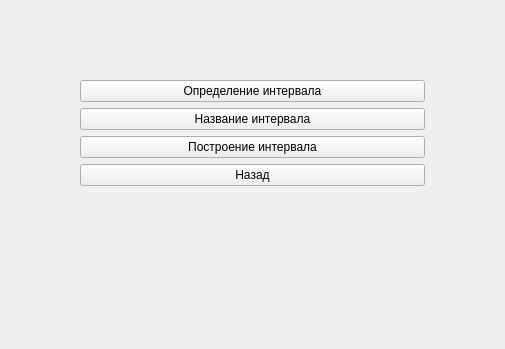
Above: src/gui/blocks/intervalblockwidget.ui from TFed555/music_trainer before the change; both pictures show x 186 to 691 and y 0 to 349 of the 1000 by 700 pixel window. Below: the same form after it.
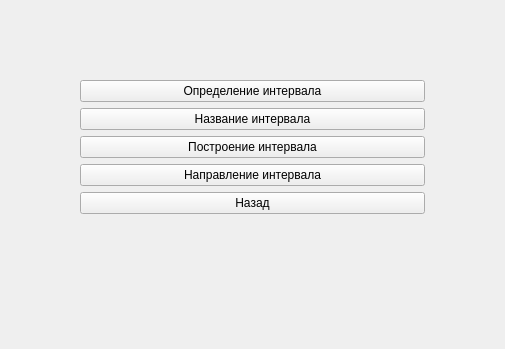
That is the form after the change.

Commit message: added interval direction exercise

```diff
--- a/src/gui/blocks/intervalblockwidget.ui
+++ b/src/gui/blocks/intervalblockwidget.ui
@@ -23,7 +23,7 @@
     </rect>
    </property>
    <layout class="QFormLayout" name="formLayout">
-    <item row="3" column="1">
+    <item row="4" column="1">
      <widget class="QPushButton" name="backBtn">
       <property name="text">
        <string>Назад</string>
@@ -51,6 +51,13 @@
       </property>
      </widget>
     </item>
+    <item row="3" column="1">
+     <widget class="QPushButton" name="exercise4Btn">
+      <property name="text">
+       <string>Направление интервала</string>
+      </property>
+     </widget>
+    </item>
    </layout>
   </widget>
  </widget>
```
The commit also changes 14 other files.
